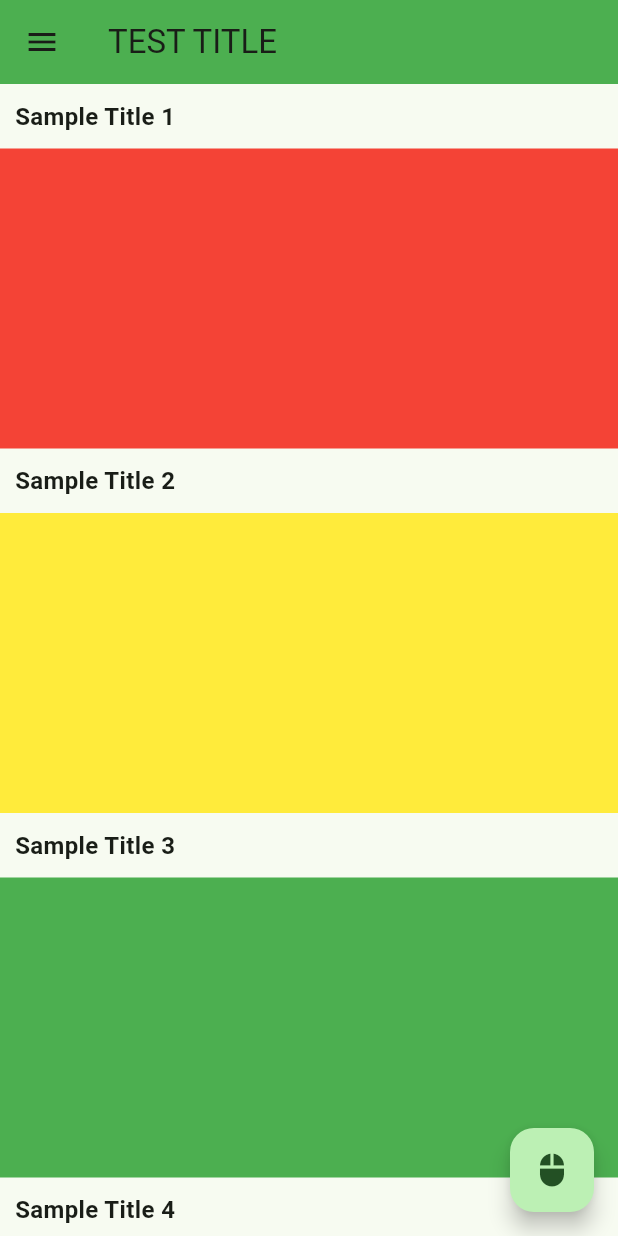
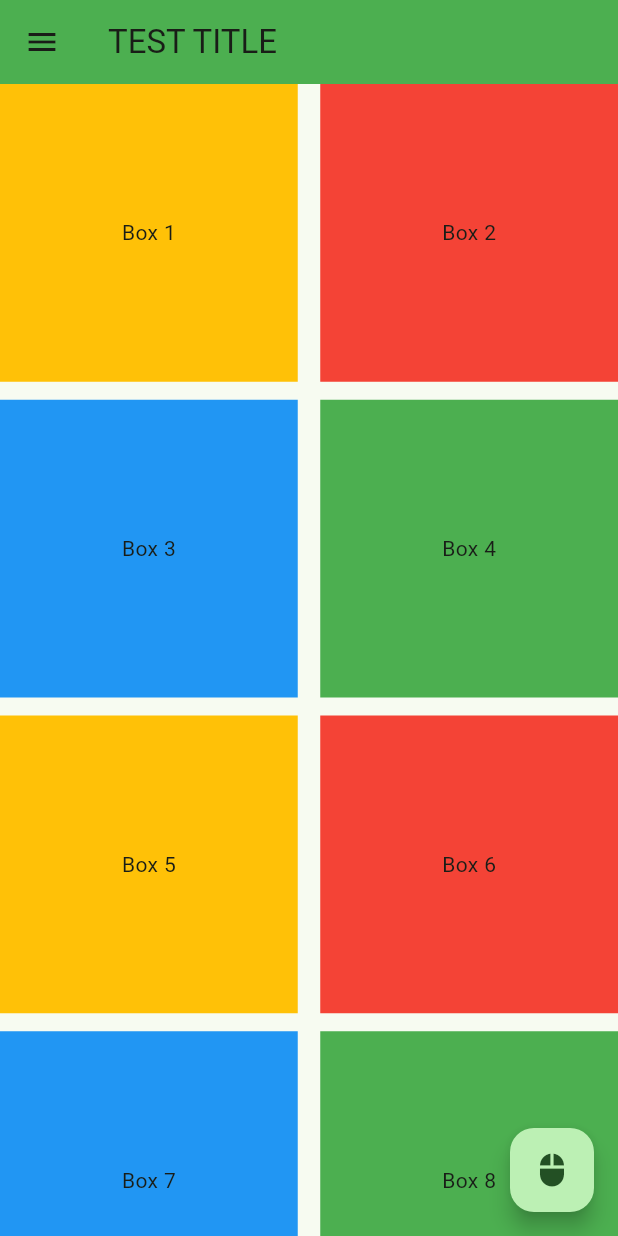
Before and after one commit to llilliililli/fluuterStudy, a Flutter app: the screen it shows after launch, on a phone screen of 412 x 824 dp. Run offline on Flutter 3.47's test engine with Material 3 defaults, Android fonts, the phone set to English and light mode, and no system bars.

Commit message:
flutter 7강 - GridVIew 사용하기

```diff
--- a/lib/main.dart
+++ b/lib/main.dart
@@ -196,15 +196,42 @@ class _MyHomePageState extends State<MyHomePage> {
       //   ],
       // ),
 
-      ListView.builder( //part6 ListView builder
-        itemCount: postList.length,
-        itemBuilder: (BuildContext con, int index){
-          return postContainer(
-            title: postList[index]["title"] as String,
-            colorData: postList[index]["color"] as Color,
-          );
-        },
-        ),
+      // ListView.builder( //part6 ListView builder
+      //   itemCount: postList.length,
+      //   itemBuilder: (BuildContext con, int index){
+      //     return postContainer(
+      //       title: postList[index]["title"] as String,
+      //       colorData: postList[index]["color"] as Color,
+      //     );
+      //   },
+      //   ),
+
+      GridView(
+        // scrollDirection: Axis.horizontal, //가로축 스크롤
+        gridDelegate: SliverGridDelegateWithFixedCrossAxisCount(
+          crossAxisCount: 2,
+          crossAxisSpacing: 15.0,
+          mainAxisSpacing: 12.0,
+          ),
+        children: [
+          postContainerGrid(number: "1"),
+          postContainerGrid(number: "2",colorData: Colors.red),
+          postContainerGrid(number: "3",colorData: Colors.blue),
+          postContainerGrid(number: "4",colorData: Colors.green),
+          postContainerGrid(number: "5"),
+          postContainerGrid(number: "6",colorData: Colors.red),
+          postContainerGrid(number: "7",colorData: Colors.blue),
+          postContainerGrid(number: "8",colorData: Colors.green),
+          postContainerGrid(number: "9"),
+          postContainerGrid(number: "10",colorData: Colors.red),
+          postContainerGrid(number: "11",colorData: Colors.blue),
+          postContainerGrid(number: "12",colorData: Colors.green),
+          postContainerGrid(number: "13"),
+          postContainerGrid(number: "14",colorData: Colors.red),
+          postContainerGrid(number: "15",colorData: Colors.blue),
+          postContainerGrid(number: "16",colorData: Colors.green),
+        ],
+      ),
 
       floatingActionButton: FloatingActionButton( // 플로팅버튼
         onPressed: () => print("clicked"),
@@ -235,6 +262,16 @@ class _MyHomePageState extends State<MyHomePage> {
       ],
     );
   }
+
+  Widget postContainerGrid({String number = "0", Color colorData = Colors.amber}){
+    return Container(
+            height: 100,
+            color: colorData,
+            child: Center(
+              child: Text("Box $number"),
+            ),
+          );
+  }
 }
 
   //UI에 필요한 빌드부분을 그림.
```
